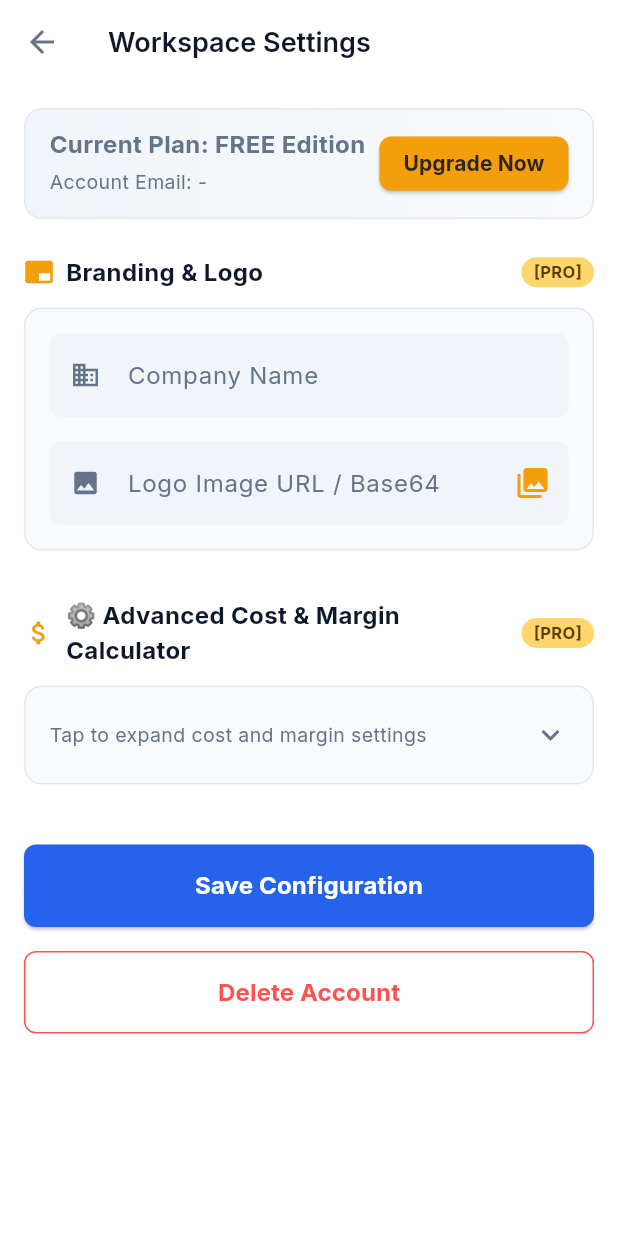
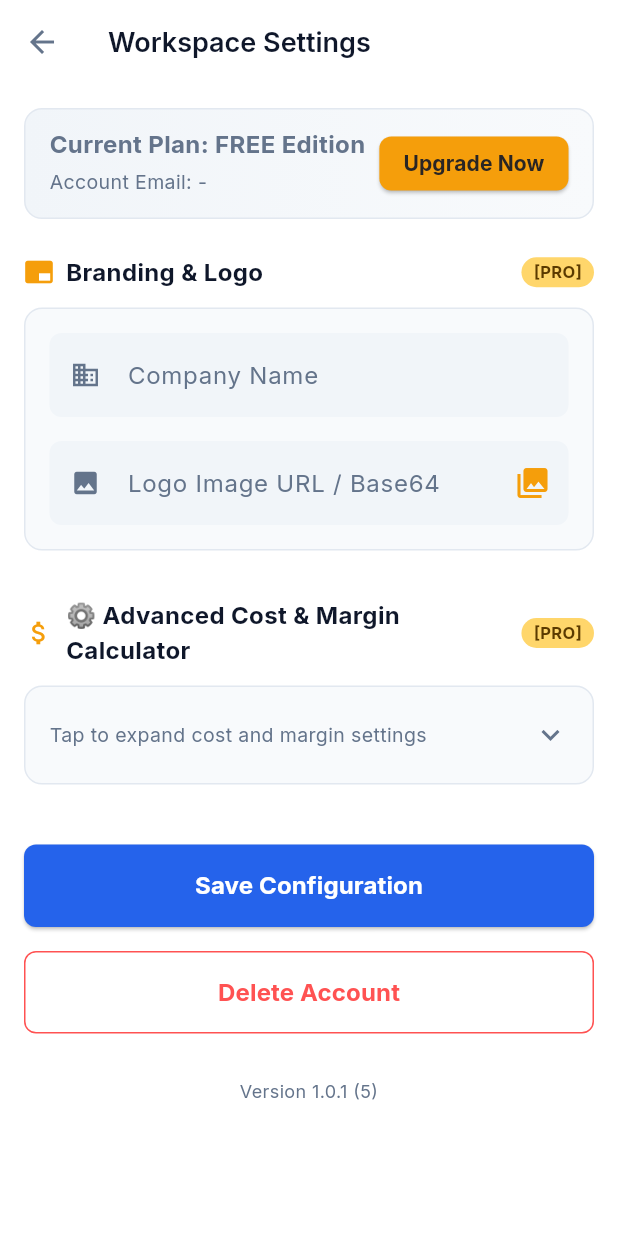
Before and after one commit to houkemian/ener_quote, a Flutter app: the DashboardScreen screen opened directly, after a tap on the "settings" icon, on a phone screen of 412 x 824 dp. Run offline on Flutter 3.47's test engine with Material 3 defaults, Android fonts, the phone set to English and light mode, and no system bars; our stand-ins replace dio, fl_chart, flutter_secure_storage, google_fonts, google_sign_in, image_picker and 8 more; missing offline and left inert: dart:html, dart:ui_web, flutter_appauth, purchases_flutter; accounts and stored records are empty; network calls fail.

Commit message:
feat(frontend): show copyable app version in settings
Add a localized version info footer on the settings page using package_info_plus, with double-tap or long-press copy-to-clipboard feedback for faster bug reporting.

Made-with: Cursor

```diff
--- a/frontend/lib/l10n/app_en.arb
+++ b/frontend/lib/l10n/app_en.arb
@@ -200,6 +200,14 @@
     "close": "Close",
     "legalLoadFailed": "Unable to load document right now. Please try again later.",
     "footerCopyright": "© 2026 EnerQuote. All rights reserved.",
+    "versionDisplay": "Version {version} ({build})",
+    "@versionDisplay": {
+      "placeholders": {
+        "version": { "type": "String" },
+        "build": { "type": "String" }
+      }
+    },
+    "versionCopied": "Version info copied to clipboard",
     "openInBrowserMessage": "Open {title} in your browser.",
     "@openInBrowserMessage": {
       "placeholders": {
--- a/frontend/lib/l10n/app_localizations.dart
+++ b/frontend/lib/l10n/app_localizations.dart
@@ -1010,6 +1010,18 @@ abstract class AppLocalizations {
   /// **'© 2026 EnerQuote. 保留所有权利。'**
   String get footerCopyright;
 
+  /// No description provided for @versionDisplay.
+  ///
+  /// In zh, this message translates to:
+  /// **'版本 {version}（{build}）'**
+  String versionDisplay(String version, String build);
+
+  /// No description provided for @versionCopied.
+  ///
+  /// In zh, this message translates to:
+  /// **'版本号已复制到剪贴板'**
+  String get versionCopied;
+
   /// No description provided for @openInBrowserMessage.
   ///
   /// In zh, this message translates to:
--- a/frontend/lib/l10n/app_localizations_en.dart
+++ b/frontend/lib/l10n/app_localizations_en.dart
@@ -513,6 +513,14 @@ class AppLocalizationsEn extends AppLocalizations {
   String get footerCopyright => '© 2026 EnerQuote. All rights reserved.';
 
   @override
+  String versionDisplay(String version, String build) {
+    return 'Version $version ($build)';
+  }
+
+  @override
+  String get versionCopied => 'Version info copied to clipboard';
+
+  @override
   String openInBrowserMessage(String title) {
     return 'Open $title in your browser.';
   }
--- a/frontend/lib/l10n/app_localizations_zh.dart
+++ b/frontend/lib/l10n/app_localizations_zh.dart
@@ -491,6 +491,14 @@ class AppLocalizationsZh extends AppLocalizations {
   String get footerCopyright => '© 2026 EnerQuote. 保留所有权利。';
 
   @override
+  String versionDisplay(String version, String build) {
+    return '版本 $version（$build）';
+  }
+
+  @override
+  String get versionCopied => '版本号已复制到剪贴板';
+
+  @override
   String openInBrowserMessage(String title) {
     return '请在浏览器中打开 $title。';
   }
--- a/frontend/lib/l10n/app_zh.arb
+++ b/frontend/lib/l10n/app_zh.arb
@@ -199,6 +199,14 @@
     "close": "关闭",
     "legalLoadFailed": "当前无法加载文档，请稍后重试。",
     "footerCopyright": "© 2026 EnerQuote. 保留所有权利。",
+    "versionDisplay": "版本 {version}（{build}）",
+    "@versionDisplay": {
+      "placeholders": {
+        "version": { "type": "String" },
+        "build": { "type": "String" }
+      }
+    },
+    "versionCopied": "版本号已复制到剪贴板",
     "openInBrowserMessage": "请在浏览器中打开 {title}。",
     "@openInBrowserMessage": {
       "placeholders": {
--- a/frontend/lib/screens/settings_screen.dart
+++ b/frontend/lib/screens/settings_screen.dart
@@ -13,6 +13,7 @@ import 'dart:convert'; // 用于 Base64 转换
 import '../theme/app_colors.dart';
 import 'paddle_checkout_webview.dart';
 import 'login_screen.dart';
+import 'package:package_info_plus/package_info_plus.dart';
 
 class SettingsScreen extends StatefulWidget {
   const SettingsScreen({super.key});
@@ -45,11 +46,53 @@ class _SettingsScreenState extends State<SettingsScreen> {
   bool get _isAndroidRevenueCatFlow => !kIsWeb && Platform.isAndroid;
   bool _costPanelExpanded = false;
   String? _lastShownBillingGraceKey;
+  String _appVersion = '--';
+  String _appBuildNumber = '--';
 
   @override
   void initState() {
     super.initState();
     _loadSettings();
+    _loadVersionInfo();
+  }
+
+  Future<void> _loadVersionInfo() async {
+    try {
+      final packageInfo = await PackageInfo.fromPlatform();
+      if (!mounted) {
+        return;
+      }
+      final version = packageInfo.version.trim().isEmpty ? '--' : packageInfo.version.trim();
+      final buildNumber = packageInfo.buildNumber.trim().isEmpty ? '--' : packageInfo.buildNumber.trim();
+      setState(() {
+        _appVersion = version;
+        _appBuildNumber = buildNumber;
+      });
+    } catch (_) {
+      if (!mounted) {
+        return;
+      }
+      setState(() {
+        _appVersion = '--';
+        _appBuildNumber = '--';
+      });
+    }
+  }
+
+  Future<void> _copyVersionInfo() async {
+    final l10n = AppLocalizations.of(context)!;
+    final versionLabel = l10n.versionDisplay(_appVersion, _appBuildNumber);
+    await Clipboard.setData(ClipboardData(text: versionLabel));
+    if (!mounted) {
+      return;
+    }
+    ScaffoldMessenger.of(context).showSnackBar(
+      SnackBar(
+        content: Text(l10n.versionCopied),
+        duration: const Duration(seconds: 2),
+        behavior: SnackBarBehavior.floating,
+      ),
+    );
   }
 
   // 🌟 初始化时从云端拉取配置
@@ -400,7 +443,30 @@ class _SettingsScreenState extends State<SettingsScreen> {
                   style: TextStyle(fontSize: 16, fontWeight: FontWeight.w700),
                 ),
               ),
-              const SizedBox(height: 40),
+              const SizedBox(height: 24),
+              SafeArea(
+                top: false,
+                child: Center(
+                  child: InkWell(
+                    borderRadius: BorderRadius.circular(6),
+                    onLongPress: _copyVersionInfo,
+                    onDoubleTap: _copyVersionInfo,
+                    child: Padding(
+                      padding: const EdgeInsets.symmetric(horizontal: 8, vertical: 6),
+                      child: Text(
+                        l10n.versionDisplay(_appVersion, _appBuildNumber),
+                        textAlign: TextAlign.center,
+                        style: const TextStyle(
+                          fontSize: 12,
+                          fontWeight: FontWeight.w400,
+                          color: AppColors.onSurfaceVariant,
+                        ),
+                      ),
+                    ),
+                  ),
+                ),
+              ),
+              const SizedBox(height: 20),
             ],
           ),
         ),
--- a/frontend/pubspec.yaml
+++ b/frontend/pubspec.yaml
@@ -55,6 +55,7 @@ dependencies:
   google_sign_in: ^6.2.2
   flutter_appauth: ^9.0.0
   purchases_flutter: ^10.0.0
+  package_info_plus: ^9.0.1
 
 dev_dependencies:
   flutter_test:
```
Also changed, not shown: frontend/pubspec.lock.
